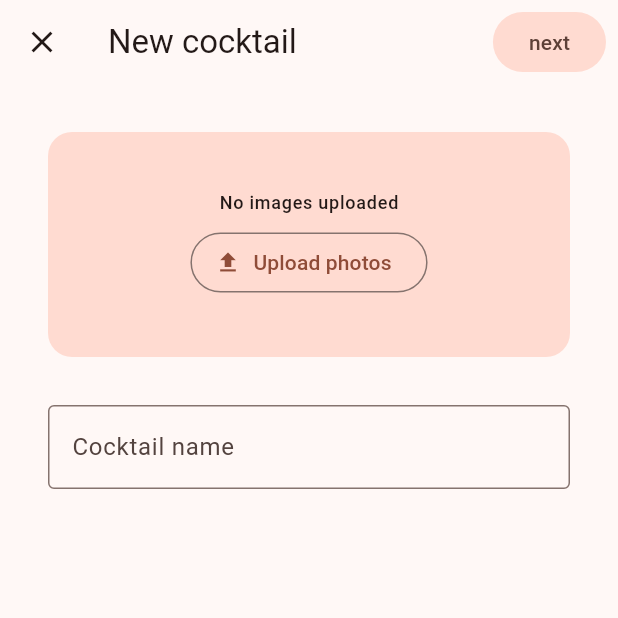
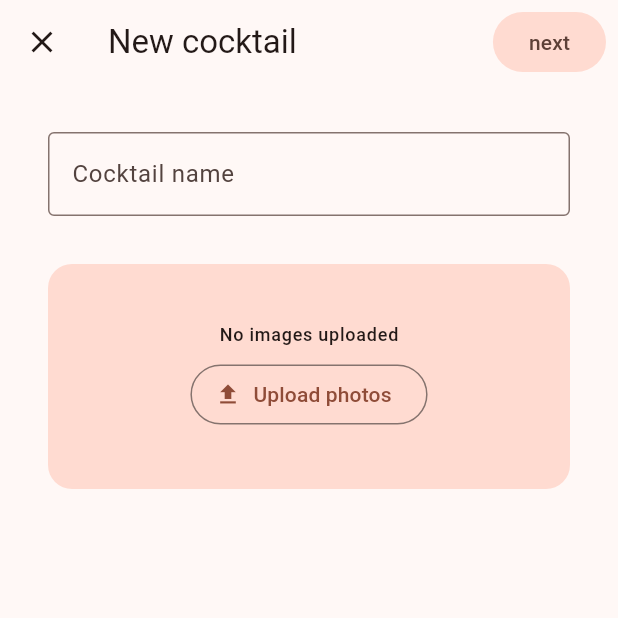
Before and after one commit to apoleon33/cocktailpedia, a Flutter app: the screen it shows after launch, item 2 of the bottom bar chosen, on a phone screen of 412 x 824 dp, the top half of it. Run offline on Flutter 3.47's test engine with Material 3 defaults, Android fonts, the phone set to English and light mode, and no system bars; our stand-ins replace dio, file_picker, shimmer_animation; network calls fail; key blocks and very long unbroken strings in the code were emptied for the run.

Commit message:
Title is more intuitive to be put first

```diff
--- a/lib/routes/upload/upload_name_images.dart
+++ b/lib/routes/upload/upload_name_images.dart
@@ -78,6 +78,13 @@ class _UploadPageState extends State<UploadPage> {
         child: Column(
           mainAxisAlignment: MainAxisAlignment.start,
           children: [
+            const TextField(
+              decoration: InputDecoration(
+                border: OutlineInputBorder(),
+                labelText: 'Cocktail name',
+              ),
+            ),
+            const Padding(padding: EdgeInsets.all(16)),
             ((images != null)
                 ? SmallImageCarousel(
                     images!.map((e) => e.decodeBase64Image()).toList())
@@ -108,13 +115,6 @@ class _UploadPageState extends State<UploadPage> {
                       ],
                     ),
                   )),
-            const Padding(padding: EdgeInsets.all(16)),
-            const TextField(
-              decoration: InputDecoration(
-                border: OutlineInputBorder(),
-                labelText: 'Cocktail name',
-              ),
-            ),
           ],
         ),
       ),
```
